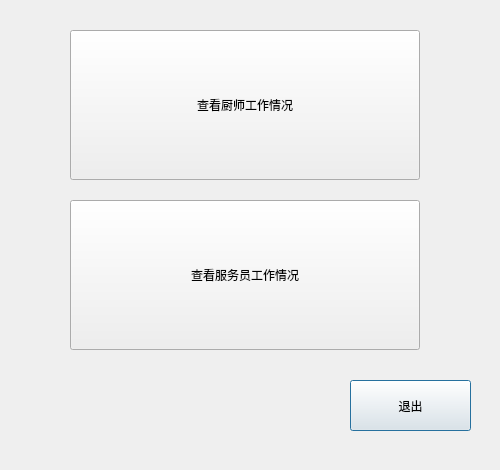
Old version of the form managerui/managerwindow.ui in the repository himarsmty/c-homework.
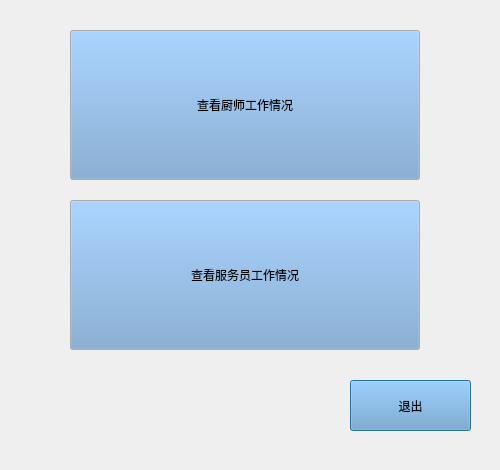
New version of the form. Icons and pictures are not drawn.

```diff
--- a/managerui/managerwindow.ui
+++ b/managerui/managerwindow.ui
@@ -25,6 +25,43 @@
      <height>51</height>
     </rect>
    </property>
+   <property name="palette">
+    <palette>
+     <active>
+      <colorrole role="Button">
+       <brush brushstyle="SolidPattern">
+        <color alpha="255">
+         <red>114</red>
+         <green>159</green>
+         <blue>207</blue>
+        </color>
+       </brush>
+      </colorrole>
+     </active>
+     <inactive>
+      <colorrole role="Button">
+       <brush brushstyle="SolidPattern">
+        <color alpha="255">
+         <red>114</red>
+         <green>159</green>
+         <blue>207</blue>
+        </color>
+       </brush>
+      </colorrole>
+     </inactive>
+     <disabled>
+      <colorrole role="Button">
+       <brush brushstyle="SolidPattern">
+        <color alpha="255">
+         <red>114</red>
+         <green>159</green>
+         <blue>207</blue>
+        </color>
+       </brush>
+      </colorrole>
+     </disabled>
+    </palette>
+   </property>
    <property name="styleSheet">
     <string notr="true">font: 75 23pt &quot;Ume Gothic&quot;;</string>
    </property>
@@ -41,6 +78,43 @@
      <height>150</height>
     </rect>
    </property>
+   <property name="palette">
+    <palette>
+     <active>
+      <colorrole role="Button">
+       <brush brushstyle="SolidPattern">
+        <color alpha="255">
+         <red>114</red>
+         <green>159</green>
+         <blue>207</blue>
+        </color>
+       </brush>
+      </colorrole>
+     </active>
+     <inactive>
+      <colorrole role="Button">
+       <brush brushstyle="SolidPattern">
+        <color alpha="255">
+         <red>114</red>
+         <green>159</green>
+         <blue>207</blue>
+        </color>
+       </brush>
+      </colorrole>
+     </inactive>
+     <disabled>
+      <colorrole role="Button">
+       <brush brushstyle="SolidPattern">
+        <color alpha="255">
+         <red>114</red>
+         <green>159</green>
+         <blue>207</blue>
+        </color>
+       </brush>
+      </colorrole>
+     </disabled>
+    </palette>
+   </property>
    <property name="styleSheet">
     <string notr="true">font: 75 23pt &quot;Ume Gothic&quot;;</string>
    </property>
@@ -57,6 +131,43 @@
      <height>150</height>
     </rect>
    </property>
+   <property name="palette">
+    <palette>
+     <active>
+      <colorrole role="Button">
+       <brush brushstyle="SolidPattern">
+        <color alpha="255">
+         <red>114</red>
+         <green>159</green>
+         <blue>207</blue>
+        </color>
+       </brush>
+      </colorrole>
+     </active>
+     <inactive>
+      <colorrole role="Button">
+       <brush brushstyle="SolidPattern">
+        <color alpha="255">
+         <red>114</red>
+         <green>159</green>
+         <blue>207</blue>
+        </color>
+       </brush>
+      </colorrole>
+     </inactive>
+     <disabled>
+      <colorrole role="Button">
+       <brush brushstyle="SolidPattern">
+        <color alpha="255">
+         <red>114</red>
+         <green>159</green>
+         <blue>207</blue>
+        </color>
+       </brush>
+      </colorrole>
+     </disabled>
+    </palette>
+   </property>
    <property name="styleSheet">
     <string notr="true">font: 75 23pt &quot;Ume Gothic&quot;;</string>
    </property>
```
Left out of the diff: 4 changed lines with no effect on the pictures.
